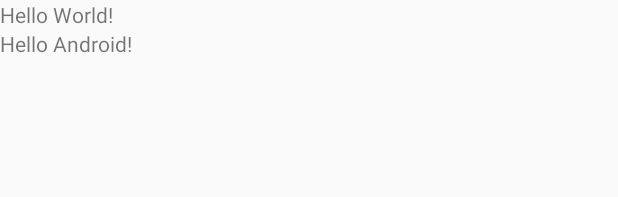
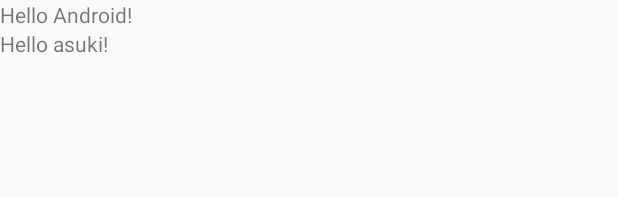
Before and after one commit to k-asita/HelloAndroidApp, an Android app: the layout activity_main.xml on its own in the app's theme, with its tools: preview values and no code run, on a phone screen of 412 x 824 dp. Shown: the top 197 px of the screen. Run offline under Robolectric (Android 15) with nearby library versions, the phone set to English and light mode, and no system bars.

Commit message:
Hello Worldを削除してHello　asukiを追加

```diff
--- a/app/src/main/res/layout/activity_main.xml
+++ b/app/src/main/res/layout/activity_main.xml
@@ -8,14 +8,15 @@
     android:layout_height="match_parent"
     tools:context=".MainActivity">
 
-    <TextView
-        android:layout_width="wrap_content"
-        android:layout_height="wrap_content"
-        android:text="Hello World!"
-        />
+
     <TextView
         android:layout_width="wrap_content"
         android:layout_height="wrap_content"
         android:text="Hello Android!"/>
 
+    <TextView
+        android:layout_width="wrap_content"
+        android:layout_height="wrap_content"
+        android:text="Hello asuki!"/>
+
 </LinearLayout>
```
Also changed, not shown: 1 other file.
